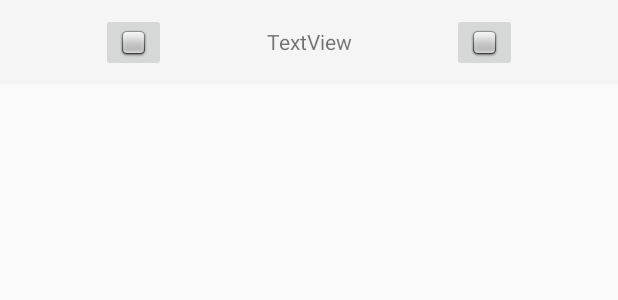
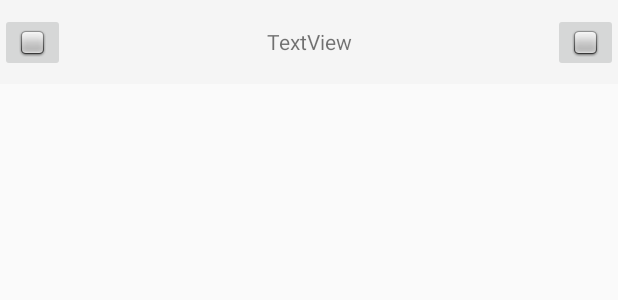
Before and after one commit to jayonvoo/AndVerTravelingKpFactory, an Android app: the layout person_page.xml on its own in the app's theme, with its tools: preview values and no code run, on a phone screen of 412 x 824 dp. Shown: the top 300 px of the screen. Run offline under Robolectric (Android 15) with nearby library versions, the phone set to English and light mode, and no system bars.

Commit message:
update 2035

```diff
--- a/app/src/main/java/and/travelingkp/com/andvertravelingkpfactory/MainActivity.java
+++ b/app/src/main/java/and/travelingkp/com/andvertravelingkpfactory/MainActivity.java
@@ -50,8 +50,7 @@ public class MainActivity extends AppCompatActivity {
 
                     case R.id.personal:
 
-                        out.println("個人");
-
+                        fragment = new PersonPage();
                         break;
 
                     default:
--- a/app/src/main/res/layout/person_page.xml
+++ b/app/src/main/res/layout/person_page.xml
@@ -1,9 +1,9 @@
 <?xml version="1.0" encoding="utf-8"?>
 <android.support.constraint.ConstraintLayout xmlns:android="http://schemas.android.com/apk/res/android"
+    xmlns:app="http://schemas.android.com/apk/res-auto"
     xmlns:tools="http://schemas.android.com/tools"
     android:layout_width="match_parent"
-    android:layout_height="match_parent"
-    xmlns:app="http://schemas.android.com/apk/res-auto">
+    android:layout_height="match_parent">
 
     <FrameLayout
         android:layout_width="match_parent"
@@ -16,40 +16,41 @@
         android:background="?attr/colorPrimary"
         android:minHeight="?attr/actionBarSize"
         android:theme="?attr/actionBarTheme"
+        app:layout_constraintEnd_toEndOf="parent"
         app:layout_constraintStart_toStartOf="parent"
-        app:layout_constraintTop_toTopOf="parent"
-        app:layout_constraintEnd_toEndOf="parent"/>
+        app:layout_constraintTop_toTopOf="parent" />
 
     <ImageButton
         android:id="@+id/imageButton2"
         android:layout_width="wrap_content"
         android:layout_height="wrap_content"
-        app:srcCompat="@android:drawable/checkbox_off_background"
+        app:layout_constraintBottom_toBottomOf="@id/toolbar4"
+        app:layout_constraintEnd_toStartOf="@id/textView"
+        app:layout_constraintHorizontal_chainStyle="spread_inside"
         app:layout_constraintStart_toStartOf="@id/toolbar4"
         app:layout_constraintTop_toTopOf="@id/toolbar4"
-        app:layout_constraintBottom_toBottomOf="@id/toolbar4"
-        app:layout_constraintEnd_toStartOf="@id/textView"/>
+        app:srcCompat="@android:drawable/checkbox_off_background" />
 
     <TextView
         android:id="@+id/textView"
         android:layout_width="wrap_content"
         android:layout_height="0dp"
+        android:gravity="center"
         android:text="TextView"
-        app:layout_constraintStart_toEndOf="@id/imageButton2"
-        app:layout_constraintTop_toTopOf="@id/toolbar4"
         app:layout_constraintBottom_toBottomOf="@id/toolbar4"
         app:layout_constraintEnd_toStartOf="@id/imageButton3"
-        android:gravity="center"/>
+        app:layout_constraintStart_toEndOf="@id/imageButton2"
+        app:layout_constraintTop_toTopOf="@id/toolbar4" />
 
     <ImageButton
         android:id="@+id/imageButton3"
         android:layout_width="wrap_content"
         android:layout_height="wrap_content"
-        app:srcCompat="@android:drawable/checkbox_off_background"
+        app:layout_constraintBottom_toBottomOf="@id/toolbar4"
+        app:layout_constraintEnd_toEndOf="@id/toolbar4"
         app:layout_constraintStart_toEndOf="@id/textView"
         app:layout_constraintTop_toTopOf="@id/toolbar4"
-        app:layout_constraintBottom_toBottomOf="@id/toolbar4"
-        app:layout_constraintEnd_toEndOf="@id/toolbar4"/>
+        app:srcCompat="@android:drawable/checkbox_off_background" />
 
 
 </android.support.constraint.ConstraintLayout>
```
Also changed, not shown: app/src/main/java/and/travelingkp/com/andvertravelingkpfactory/PersonPage.java (added, +18 -0 lines), app/src/main/res/layout/home_searchpage.xml (+45 -15 lines), app/src/main/res/layout/person_menulist.xml (added, +37 -0 lines), app/src/main/res/layout/user_bar.xml (added, +26 -0 lines).
